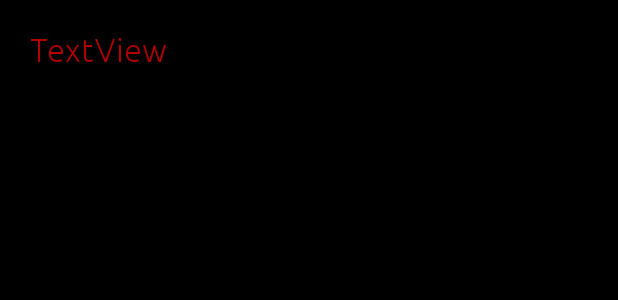
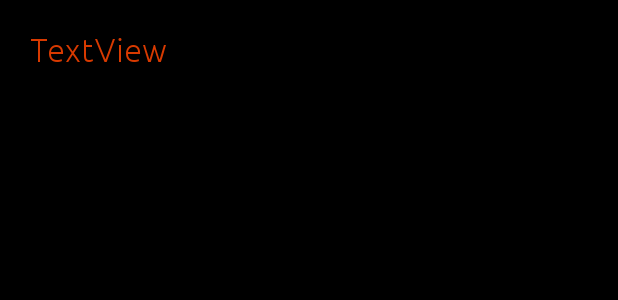
Before and after one commit to burhanuday/miny, an Android app: the layout list_item_app.xml on its own in the app's theme, with its tools: preview values and no code run, on a phone screen of 412 x 824 dp. Shown: the top 300 px of the screen. Run offline under Robolectric (Android 15) with nearby library versions, the light colour scheme and no system bars.

Commit message:
ui changes

```diff
--- /dev/null
+++ b/app/src/main/res/drawable/ic_baseline_settings_24.xml
@@ -0,0 +1,5 @@
+<vector android:height="24dp" android:tint="#FFFFFF"
+    android:viewportHeight="24" android:viewportWidth="24"
+    android:width="24dp" xmlns:android="http://schemas.android.com/apk/res/android">
+    <path android:fillColor="@android:color/white" android:pathData="M19.14,12.94c0.04,-0.3 0.06,-0.61 0.06,-0.94c0,-0.32 -0.02,-0.64 -0.07,-0.94l2.03,-1.58c0.18,-0.14 0.23,-0.41 0.12,-0.61l-1.92,-3.32c-0.12,-0.22 -0.37,-0.29 -0.59,-0.22l-2.39,0.96c-0.5,-0.38 -1.03,-0.7 -1.62,-0.94L14.4,2.81c-0.04,-0.24 -0.24,-0.41 -0.48,-0.41h-3.84c-0.24,0 -0.43,0.17 -0.47,0.41L9.25,5.35C8.66,5.59 8.12,5.92 7.63,6.29L5.24,5.33c-0.22,-0.08 -0.47,0 -0.59,0.22L2.74,8.87C2.62,9.08 2.66,9.34 2.86,9.48l2.03,1.58C4.84,11.36 4.8,11.69 4.8,12s0.02,0.64 0.07,0.94l-2.03,1.58c-0.18,0.14 -0.23,0.41 -0.12,0.61l1.92,3.32c0.12,0.22 0.37,0.29 0.59,0.22l2.39,-0.96c0.5,0.38 1.03,0.7 1.62,0.94l0.36,2.54c0.05,0.24 0.24,0.41 0.48,0.41h3.84c0.24,0 0.44,-0.17 0.47,-0.41l0.36,-2.54c0.59,-0.24 1.13,-0.56 1.62,-0.94l2.39,0.96c0.22,0.08 0.47,0 0.59,-0.22l1.92,-3.32c0.12,-0.22 0.07,-0.47 -0.12,-0.61L19.14,12.94zM12,15.6c-1.98,0 -3.6,-1.62 -3.6,-3.6s1.62,-3.6 3.6,-3.6s3.6,1.62 3.6,3.6S13.98,15.6 12,15.6z"/>
+</vector>
--- a/app/src/main/res/layout/list_item_app.xml
+++ b/app/src/main/res/layout/list_item_app.xml
@@ -12,9 +12,9 @@
         android:id="@+id/tv_app_name"
         android:layout_width="0dp"
         android:layout_height="wrap_content"
-        android:alpha="0.7"
+        android:alpha="0.85"
         android:text="TextView"
-        android:textColor="@color/red"
+        android:textColor="#FF4500"
         app:layout_constraintEnd_toEndOf="parent"
         app:layout_constraintStart_toStartOf="parent"
         app:layout_constraintTop_toTopOf="parent" />
```
Also changed, not shown: app/src/main/res/layout/fragment_home.xml (+15 -0 lines).
